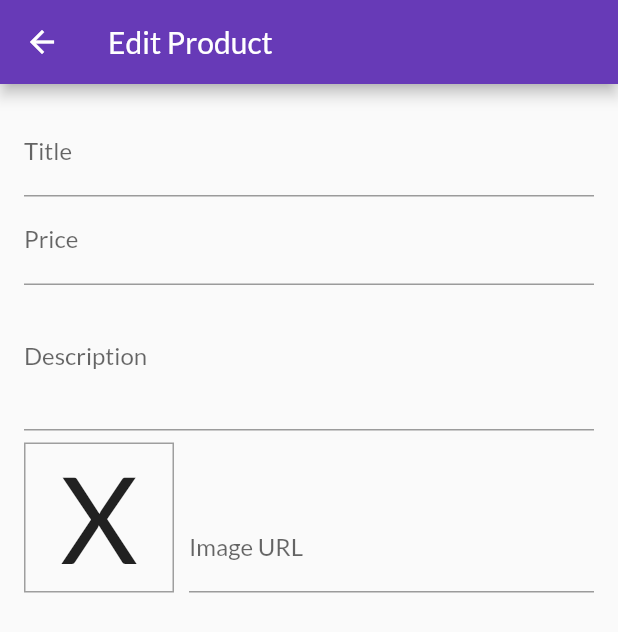
After one commit to ellipe/Shop, a Flutter app: the EditProduct screen opened by its route, on a phone screen of 412 x 824 dp. The commit adds this screen. Shown: the top 632 px of the screen. Run offline on Flutter 3.47's test engine with Material 2 defaults, Android fonts, the phone set to English and light mode, and no system bars; network calls fail.

Commit message:
15. Edit Product View
- Used Listener
- Manged focus nodes
- Control TextInputAction button.

```diff
--- a/lib/main.dart
+++ b/lib/main.dart
@@ -7,6 +7,7 @@ import './views/product_detail.dart';
 import './views/shopping_cart.dart';
 import './views/orders_list.dart';
 import './views/user_products.dart';
+import './views/edit_product.dart';
 
 // providers
 import './providers/products.dart';
@@ -41,6 +42,7 @@ class ShopApp extends StatelessWidget {
             ShoppingCart.routeName: (ctx) => ShoppingCart(),
             OrdersList.routeName: (ctx) => OrdersList(),
             UserProducts.routeName: (ctx) => UserProducts(),
+            EditProduct.routeName: (ctx) => EditProduct(),
           },
         ),
     );
--- /dev/null
+++ b/lib/views/edit_product.dart
@@ -0,0 +1,135 @@
+import 'package:flutter/material.dart';
+
+class EditProduct extends StatefulWidget {
+  static const routeName = '/edit-product';
+
+  @override
+  _EditProductState createState() => _EditProductState();
+}
+
+class _EditProductState extends State<EditProduct> {
+  final _priceFocusNode = FocusNode();
+  final _descriptionFocusNode = FocusNode();
+  final _imageUrlFocusNode = FocusNode();
+
+  final _imageUrlController = TextEditingController();
+
+  @override
+  void initState() {
+    _imageUrlFocusNode.addListener(_updateImageUrl);
+    super.initState();
+  }
+
+  @override
+  void dispose() {
+    _priceFocusNode.dispose();
+    _descriptionFocusNode.dispose();
+    _imageUrlFocusNode.dispose();
+    _imageUrlController.dispose();
+    _imageUrlFocusNode.removeListener(_updateImageUrl);
+    super.dispose();
+  }
+
+  String title;
+  String imageUrl;
+
+  void _updateImageUrl() {
+    if (!_imageUrlFocusNode.hasFocus) {
+      setState(() {});
+    }
+  }
+
+  @override
+  Widget build(BuildContext context) {
+    return Scaffold(
+      appBar: AppBar(
+        title: Text('Edit Product'),
+      ),
+      body: Padding(
+          padding: EdgeInsets.all(16),
+          child: Form(
+            child: SingleChildScrollView(
+              child: Column(
+                children: [
+                  TextFormField(
+                    decoration: InputDecoration(
+                      labelText: 'Title',
+                    ),
+                    textInputAction: TextInputAction.next,
+                    onFieldSubmitted: (_) {
+                      FocusScope.of(context).requestFocus(_priceFocusNode);
+                    },
+                  ),
+                  TextFormField(
+                    decoration: InputDecoration(
+                      labelText: 'Price',
+                    ),
+                    textInputAction: TextInputAction.next,
+                    keyboardType: TextInputType.number,
+                    focusNode: _priceFocusNode,
+                    onFieldSubmitted: (_) {
+                      FocusScope.of(context)
+                          .requestFocus(_descriptionFocusNode);
+                    },
+                  ),
+                  TextFormField(
+                    decoration: InputDecoration(
+                      labelText: 'Description',
+                    ),
+                    maxLines: 3,
+                    keyboardType: TextInputType.multiline,
+                    focusNode: _descriptionFocusNode,
+                    onFieldSubmitted: (_) {
+                      FocusScope.of(context).requestFocus(_priceFocusNode);
+                    },
+                  ),
+                  Row(
+                    crossAxisAlignment: CrossAxisAlignment.end,
+                    children: [
+                      Container(
+                        width: 100,
+                        height: 100,
+                        margin: EdgeInsets.only(top: 8, right: 10),
+                        decoration: BoxDecoration(
+                          border: Border.all(
+                            width: 1,
+                            color: Colors.grey,
+                          ),
+                        ),
+                        child: _imageUrlController.text.isEmpty
+                            ? Center(
+                                child: Text('X',
+                                    style: TextStyle(
+                                      fontSize: 80,
+                                    )),
+                              )
+                            : FittedBox(
+                                child: Image.network(
+                                  _imageUrlController.text,
+                                  fit: BoxFit.cover,
+                                ),
+                              ),
+                      ),
+                      Expanded(
+                        child: TextFormField(
+                          decoration: InputDecoration(
+                            labelText: 'Image URL',
+                          ),
+                          keyboardType: TextInputType.url,
+                          textInputAction: TextInputAction.done,
+                          controller: _imageUrlController,
+                          focusNode: _imageUrlFocusNode,
+                          onFieldSubmitted: (_) {
+                            setState(() {});
+                          },
+                        ),
+                      ),
+                    ],
+                  ),
+                ],
+              ),
+            ),
+          )),
+    );
+  }
+}
--- a/lib/views/user_products.dart
+++ b/lib/views/user_products.dart
@@ -3,6 +3,9 @@ import 'package:provider/provider.dart';
 
 // providers
 import '../providers/products.dart';
+
+// views
+import './edit_product.dart';
 
 // Widgets
 import '../widgets/user_product_item.dart';
@@ -22,7 +25,7 @@ class UserProducts extends StatelessWidget {
           IconButton(
               icon: const Icon(Icons.add),
               onPressed: () {
-                //...
+                Navigator.of(context).pushNamed(EditProduct.routeName);
               }),
         ],
       ),
```
